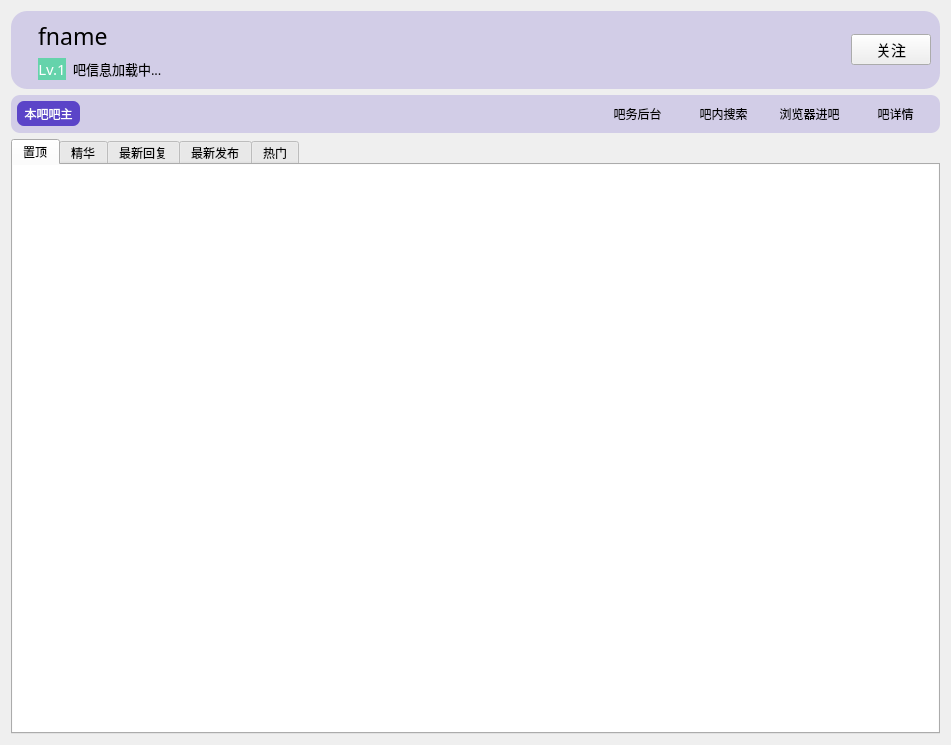
This is src/resf/ba_head.ui in clb-128258/TiebaDesktop as Qt 5 draws it before an edit. The edited form follows.
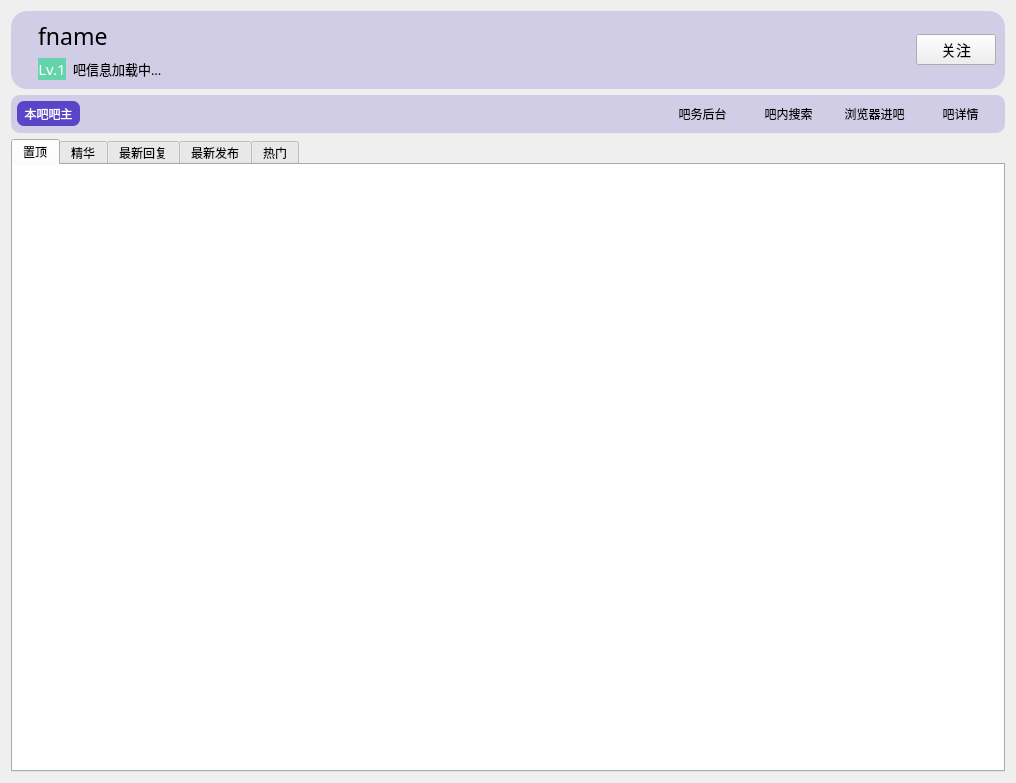
This is the edited form.

What changed in the file:
```diff
--- a/src/resf/ba_head.ui
+++ b/src/resf/ba_head.ui
@@ -6,8 +6,8 @@
    <rect>
     <x>0</x>
     <y>0</y>
-    <width>951</width>
-    <height>745</height>
+    <width>1016</width>
+    <height>783</height>
    </rect>
   </property>
   <property name="font">
```
